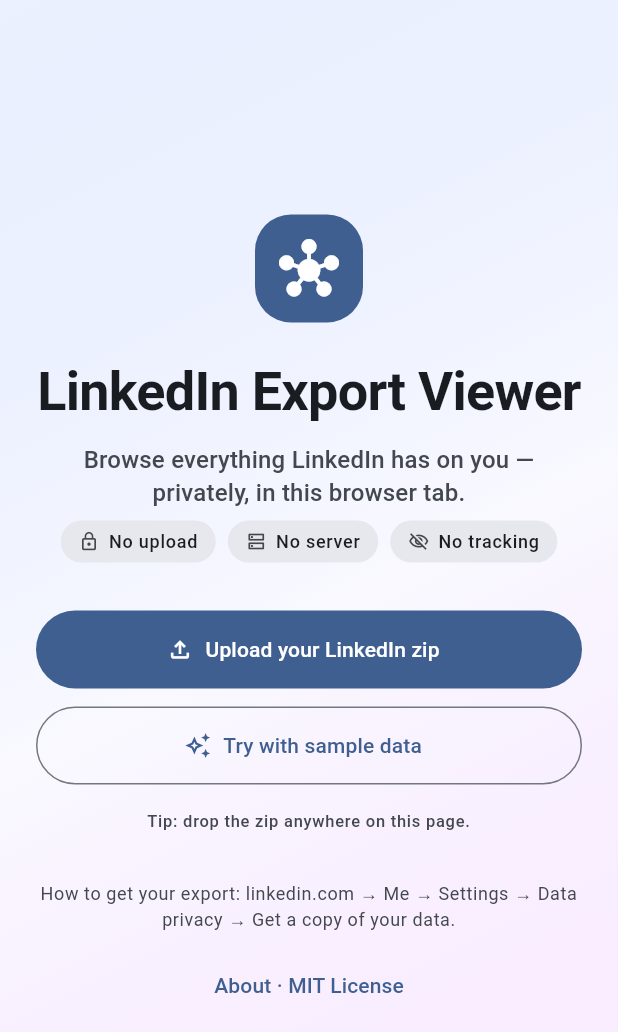
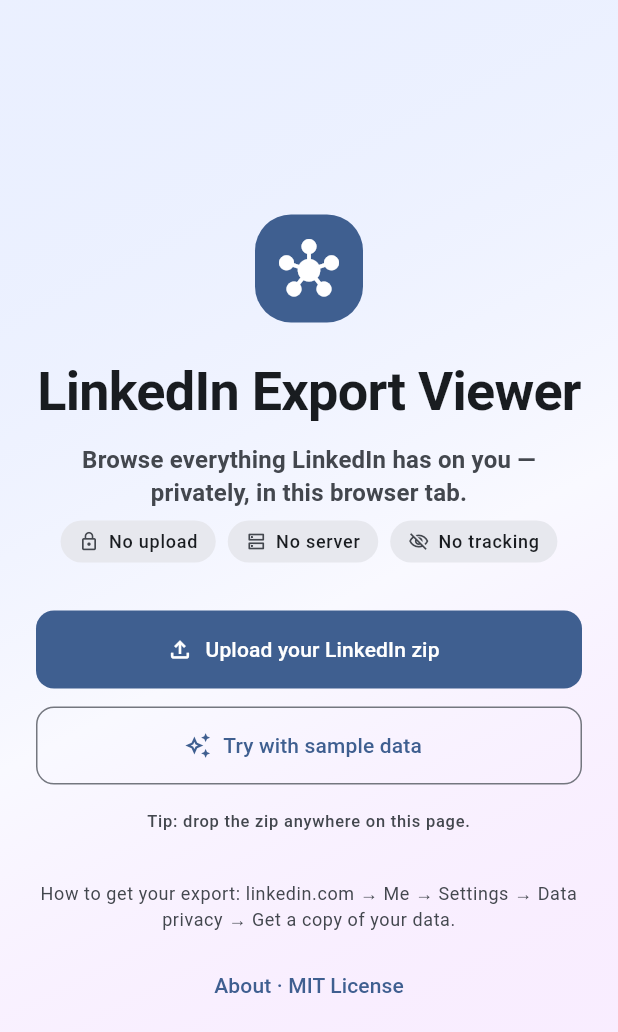
Before and after one commit to silkyrich/linkedin-export-viewer, a Flutter app: the screen it shows after launch, on a phone screen of 412 x 824 dp. Shown: the top 1032 px of the screen. Run offline on Flutter 3.47's test engine with Material 3 defaults, Android fonts, the phone set to English and light mode, and no system bars; our stand-ins replace csv, file_picker, flutter_riverpod, go_router, web; missing offline and left inert: dart:js_interop, dart:ui_web, idb_shim.

Commit message:
Visual depth: Flow gradient edges + pulse, /me heatmap, chat bubbles, fade transitions
Flow painter (lib/ui/widgets/flow_painter.dart):
- Edges now use a LinearGradient shader from the incoming colour at
  "me" to the outgoing colour at the contact — gives directionality
  at a glance instead of flat lines.
- New pulsePhase param (0..1) draws an expanding halo on every
  active-in-window node. FlowsScreen drives it with a 1.4s repeating
  AnimationController so the wheel visibly breathes while you scrub.

Activity heatmap (lib/ui/widgets/activity_heatmap.dart + /me):
- GitHub-style grid: one cell per day, rows = days of week, columns =
  weeks. log(count+1) intensity lerped to primary. Horizontally
  scrollable so long histories fit; "Less ... More" legend below.
- Reads straight from FlowIndex.events — no extra scan of messages.
- Wired in above the SummaryCard on /me.

Messages thread (lib/ui/screens/messages_screen.dart):
- _ThreadView rewritten from flat paragraphs to speech-bubble style,
  matching the Flow thread. Outgoing messages right-aligned with
  primaryContainer; incoming left-aligned with surfaceContainerHigh.
- Asymmetric radii on the bubble corner that "attaches" to the
  speaker side. Detected meName comes from flowIndexProvider.

Theme + transitions (lib/main.dart + lib/router/app_router.dart):
- Typography tuned: tighter letter-spacing on display sizes, punchier
  weights on headlines/titles. Cards standardised to radius 16 and
  flat (elevation 0). Filled and outlined buttons get 12px radii.
- ShellRoute children now use CustomTransitionPage with a 180ms
  fade-in (140ms reverse). Hard cuts between categories replaced
  with a smooth crossfade. /, /loading, /about keep standard
  transitions since they're entry/exit points.

flutter analyze clean. All tests pass. Release build succeeds.

Co-Authored-By: Claude Opus 4.7 (1M context) <noreply@anthropic.com>

```diff
--- a/lib/main.dart
+++ b/lib/main.dart
@@ -21,19 +21,60 @@ class LinkedInExportViewerApp extends ConsumerWidget {
     const seed = Color(0xFF0A66C2);
     return MaterialApp.router(
       title: 'LinkedIn Export Viewer',
-      theme: ThemeData(
-        useMaterial3: true,
-        colorScheme: ColorScheme.fromSeed(seedColor: seed),
-      ),
-      darkTheme: ThemeData(
-        useMaterial3: true,
-        colorScheme: ColorScheme.fromSeed(
-          seedColor: seed,
-          brightness: Brightness.dark,
-        ),
-      ),
+      theme: _buildTheme(Brightness.light, seed),
+      darkTheme: _buildTheme(Brightness.dark, seed),
       themeMode: themeMode,
       routerConfig: router,
     );
   }
 }
+
+ThemeData _buildTheme(Brightness brightness, Color seed) {
+  final base = ThemeData(
+    useMaterial3: true,
+    brightness: brightness,
+    colorScheme: ColorScheme.fromSeed(seedColor: seed, brightness: brightness),
+  );
+  // Tighter, more deliberate type. Defaults are fine but a bit spongy —
+  // pulling letter-spacing in slightly and punching display weights makes
+  // headlines feel more intentional across light and dark.
+  final text = base.textTheme;
+  return base.copyWith(
+    textTheme: text.copyWith(
+      displayLarge: text.displayLarge?.copyWith(
+        fontWeight: FontWeight.w700,
+        letterSpacing: -0.5,
+      ),
+      displayMedium: text.displayMedium?.copyWith(
+        fontWeight: FontWeight.w700,
+        letterSpacing: -0.4,
+      ),
+      displaySmall: text.displaySmall?.copyWith(
+        fontWeight: FontWeight.w700,
+        letterSpacing: -0.3,
+      ),
+      headlineMedium: text.headlineMedium?.copyWith(fontWeight: FontWeight.w600),
+      headlineSmall: text.headlineSmall?.copyWith(fontWeight: FontWeight.w600),
+      titleLarge: text.titleLarge?.copyWith(fontWeight: FontWeight.w600),
+      titleMedium: text.titleMedium?.copyWith(fontWeight: FontWeight.w600),
+    ),
+    cardTheme: base.cardTheme.copyWith(
+      elevation: 0,
+      shape: RoundedRectangleBorder(borderRadius: BorderRadius.circular(16)),
+    ),
+    filledButtonTheme: FilledButtonThemeData(
+      style: FilledButton.styleFrom(
+        shape: RoundedRectangleBorder(
+          borderRadius: BorderRadius.circular(12),
+        ),
+      ),
+    ),
+    outlinedButtonTheme: OutlinedButtonThemeData(
+      style: OutlinedButton.styleFrom(
+        shape: RoundedRectangleBorder(
+          borderRadius: BorderRadius.circular(12),
+        ),
+      ),
+    ),
+  );
+}
--- a/lib/router/app_router.dart
+++ b/lib/router/app_router.dart
@@ -65,21 +65,24 @@ final appRouterProvider = Provider<GoRouter>((ref) {
       ShellRoute(
         builder: (c, s, child) => ResponsiveShell(child: child),
         routes: [
-          GoRoute(path: '/me', builder: (c, s) => const MeScreen()),
-          GoRoute(path: '/network', builder: (c, s) => const NetworkScreen()),
-          GoRoute(path: '/messages', builder: (c, s) => const MessagesScreen()),
-          GoRoute(path: '/flow', builder: (c, s) => const FlowsScreen()),
-          GoRoute(path: '/career', builder: (c, s) => const CareerScreen()),
-          GoRoute(path: '/learning', builder: (c, s) => const LearningScreen()),
-          GoRoute(path: '/skills', builder: (c, s) => const SkillsEducationScreen()),
-          GoRoute(path: '/content', builder: (c, s) => const ContentScreen()),
-          GoRoute(path: '/activity', builder: (c, s) => const ActivityScreen()),
-          GoRoute(path: '/account', builder: (c, s) => const AccountScreen()),
-          GoRoute(path: '/search', builder: (c, s) => const SearchScreen()),
+          _fade('/me', const MeScreen()),
+          _fade('/network', const NetworkScreen()),
+          _fade('/messages', const MessagesScreen()),
+          _fade('/flow', const FlowsScreen()),
+          _fade('/career', const CareerScreen()),
+          _fade('/learning', const LearningScreen()),
+          _fade('/skills', const SkillsEducationScreen()),
+          _fade('/content', const ContentScreen()),
+          _fade('/activity', const ActivityScreen()),
+          _fade('/account', const AccountScreen()),
+          _fade('/search', const SearchScreen()),
           GoRoute(
             path: '/raw/:path(.*)',
-            builder: (c, s) => RawFileScreen(
-              path: Uri.decodeComponent(s.pathParameters['path'] ?? ''),
+            pageBuilder: (c, s) => _fadeTransition(
+              child: RawFileScreen(
+                path: Uri.decodeComponent(s.pathParameters['path'] ?? ''),
+              ),
+              state: s,
             ),
           ),
         ],
@@ -87,6 +90,29 @@ final appRouterProvider = Provider<GoRouter>((ref) {
     ],
   );
 });
+
+GoRoute _fade(String path, Widget child) => GoRoute(
+      path: path,
+      pageBuilder: (c, s) => _fadeTransition(child: child, state: s),
+    );
+
+CustomTransitionPage<void> _fadeTransition({
+  required Widget child,
+  required GoRouterState state,
+}) {
+  return CustomTransitionPage<void>(
+    key: state.pageKey,
+    child: child,
+    transitionDuration: const Duration(milliseconds: 180),
+    reverseTransitionDuration: const Duration(milliseconds: 140),
+    transitionsBuilder: (c, animation, secondary, child) {
+      return FadeTransition(
+        opacity: CurvedAnimation(parent: animation, curve: Curves.easeOut),
+        child: child,
+      );
+    },
+  );
+}
 
 /// Bridges a Riverpod [archiveControllerProvider] into a Listenable that
 /// go_router can subscribe to for redirect re-evaluation.
--- a/lib/ui/screens/me_screen.dart
+++ b/lib/ui/screens/me_screen.dart
@@ -4,6 +4,7 @@ import 'package:flutter_riverpod/flutter_riverpod.dart';
 import '../../models/archive.dart';
 import '../../models/parsed_file.dart';
 import '../../state/archive_controller.dart';
+import '../widgets/activity_heatmap.dart';
 import '../widgets/kv_card.dart';
 import '../widgets/summary_card.dart';
 
@@ -23,6 +24,7 @@ class MeScreen extends ConsumerWidget {
       padding: const EdgeInsets.symmetric(vertical: 8),
       children: [
         const SummaryCard(),
+        const ActivityHeatmap(),
         _singleRowCard(archive, 'Profile.csv', 'Profile'),
         _singleRowCard(archive, 'Profile Summary.csv', 'Profile Summary'),
         _singleRowCard(archive, 'Registration.csv', 'Registration'),
```
Also changed, not shown: lib/ui/screens/flows_screen.dart (+17 -7 lines), lib/ui/screens/messages_screen.dart (+65 -18 lines), lib/ui/widgets/activity_heatmap.dart (added, +178 -0 lines), lib/ui/widgets/flow_painter.dart (+39 -15 lines).
